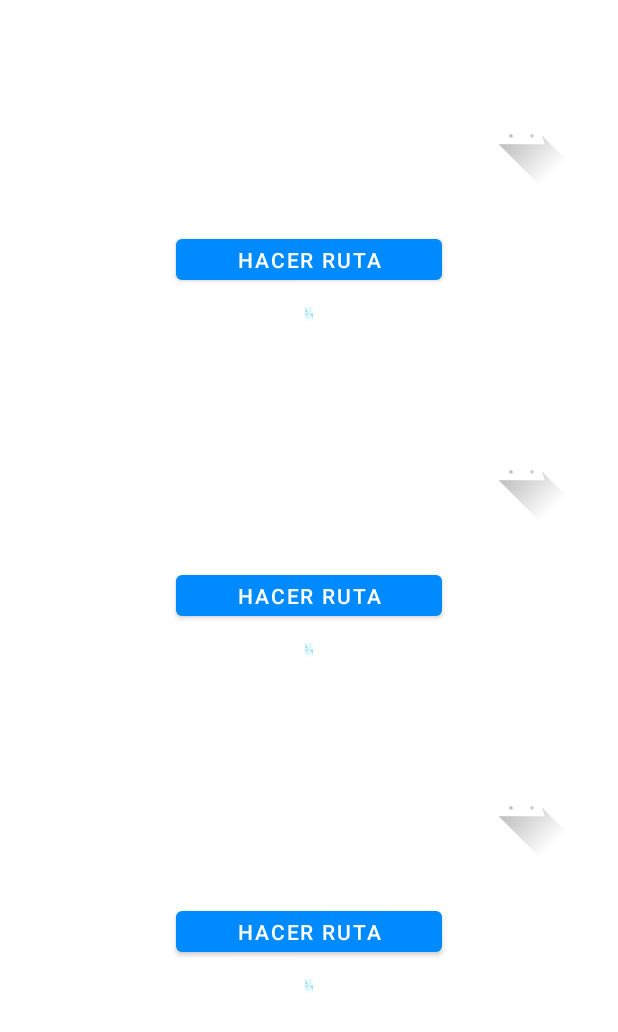
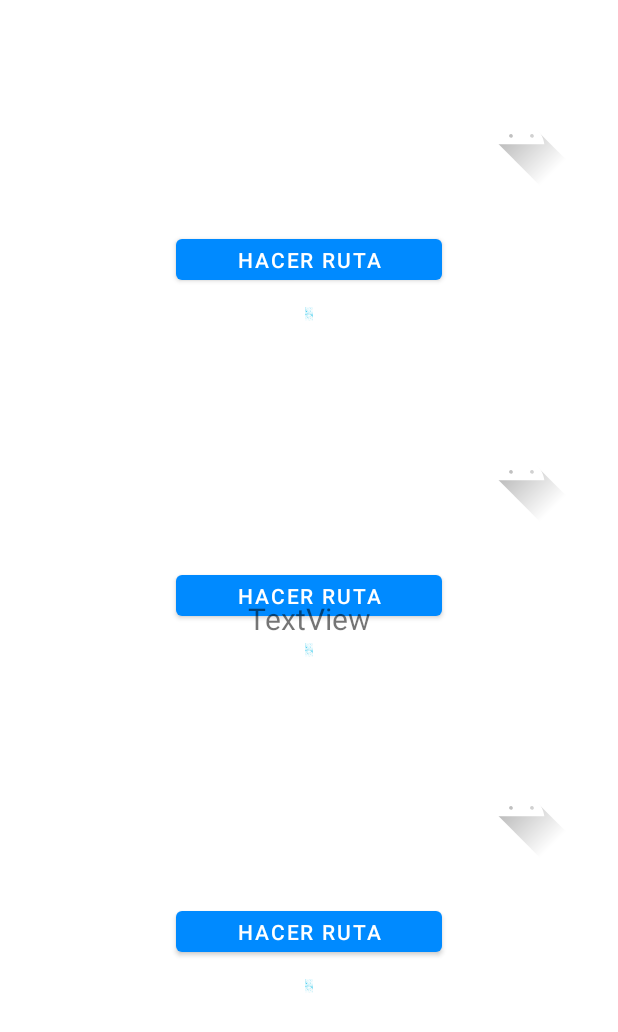
Before and after one commit to invisere/invisere-app, an Android app: the layout fragment_rutes.xml on its own in the app's theme, with its tools: preview values and no code run, on a phone screen of 412 x 824 dp. Shown: the top 1032 px of the screen. Run offline under Robolectric (Android 15) with nearby library versions, the phone set to English and light mode, and no system bars.

Commit message:
Routes cards working

```diff
--- a/client/app/src/main/java/dam/invisere/gtidic/udl/cat/invisereapp/services/AccountServiceI.java
+++ b/client/app/src/main/java/dam/invisere/gtidic/udl/cat/invisereapp/services/AccountServiceI.java
@@ -65,4 +65,7 @@ public interface AccountServiceI {
 
     @GET("/places")
     Call<List<Place>> get_places(@Header("Authorization") String token);
+
+    @POST("/routes/favorites/add/{id}")
+    Call<PublicProfile> add_route_favorite(@Header("Authorization") String token, @Path("id") int id);
 }
--- a/client/app/src/main/java/dam/invisere/gtidic/udl/cat/invisereapp/services/AccountServiceImpl.java
+++ b/client/app/src/main/java/dam/invisere/gtidic/udl/cat/invisereapp/services/AccountServiceImpl.java
@@ -82,4 +82,9 @@ public class AccountServiceImpl implements AccountServiceI {
         return retrofit.create(AccountServiceI.class).get_places(token);
     }
 
+    @Override
+    public Call<PublicProfile> add_route_favorite(String token, int id) {
+        return retrofit.create(AccountServiceI.class).add_route_favorite(token, id);
+    }
+
 }
--- a/client/app/src/main/res/layout/fragment_cards.xml
+++ b/client/app/src/main/res/layout/fragment_cards.xml
@@ -4,7 +4,8 @@
     xmlns:tools="http://schemas.android.com/tools"
     android:layout_width="match_parent"
     android:layout_height="match_parent"
-    tools:context=".CardsFragment">
+    tools:context=".CardsFragment"
+    android:padding="16dp">
 
     <com.yuyakaido.android.cardstackview.CardStackView
         android:id="@+id/card_stack_view"
--- a/client/app/src/main/res/layout/fragment_rutes.xml
+++ b/client/app/src/main/res/layout/fragment_rutes.xml
@@ -1,10 +1,10 @@
 <?xml version="1.0" encoding="utf-8"?>
 
-<FrameLayout xmlns:android="http://schemas.android.com/apk/res/android"
+<androidx.constraintlayout.widget.ConstraintLayout xmlns:android="http://schemas.android.com/apk/res/android"
+    xmlns:app="http://schemas.android.com/apk/res-auto"
     xmlns:tools="http://schemas.android.com/tools"
     android:layout_width="match_parent"
     android:layout_height="match_parent"
-    xmlns:app="http://schemas.android.com/apk/res-auto"
     tools:context=".RutesFragment">
 
     <androidx.recyclerview.widget.RecyclerView
@@ -21,4 +21,21 @@
         tools:ignore="UnknownId"
         tools:listitem="@layout/item_route" />
 
-</FrameLayout>
+    <TextView
+        android:id="@+id/textViewRutesBuides"
+        android:layout_width="wrap_content"
+        android:layout_height="wrap_content"
+        android:layout_marginStart="64dp"
+        android:layout_marginLeft="64dp"
+        android:layout_marginEnd="64dp"
+        android:layout_marginRight="64dp"
+        android:gravity="center"
+        android:text="TextView"
+        android:textSize="20sp"
+        app:layout_constraintBottom_toBottomOf="parent"
+        app:layout_constraintEnd_toEndOf="parent"
+        app:layout_constraintHorizontal_bias="0.5"
+        app:layout_constraintStart_toStartOf="parent"
+        app:layout_constraintTop_toTopOf="parent" />
+
+</androidx.constraintlayout.widget.ConstraintLayout>
--- a/client/app/src/main/res/xml/network_security_config.xml
+++ b/client/app/src/main/res/xml/network_security_config.xml
@@ -3,5 +3,6 @@
     <domain-config cleartextTrafficPermitted="true">
         <domain includeSubdomains="true">192.168.101.88</domain>
         <domain includeSubdomains="true">10.0.2.2</domain>
+        <domain includeSubdomains="true">192.168.1.157</domain>
     </domain-config>
 </network-security-config>
```
Also changed, not shown: client/app/src/main/java/dam/invisere/gtidic/udl/cat/invisereapp/CardsFragment.java (+12 -11 lines), client/app/src/main/java/dam/invisere/gtidic/udl/cat/invisereapp/RutesFragment.java (+9 -2 lines), client/app/src/main/java/dam/invisere/gtidic/udl/cat/invisereapp/adapter/CardAdapter.java (+15 -14 lines), client/app/src/main/java/dam/invisere/gtidic/udl/cat/invisereapp/adapter/CardDiffCallback.java (+4 -4 lines), client/app/src/main/java/dam/invisere/gtidic/udl/cat/invisereapp/models/Route.java (+19 -0 lines), client/app/src/main/java/dam/invisere/gtidic/udl/cat/invisereapp/repo/AccountRepo.java (+34 -9 lines), 3 other files.
